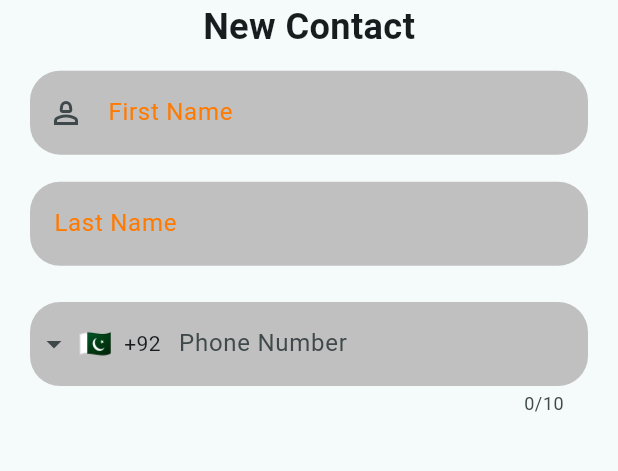
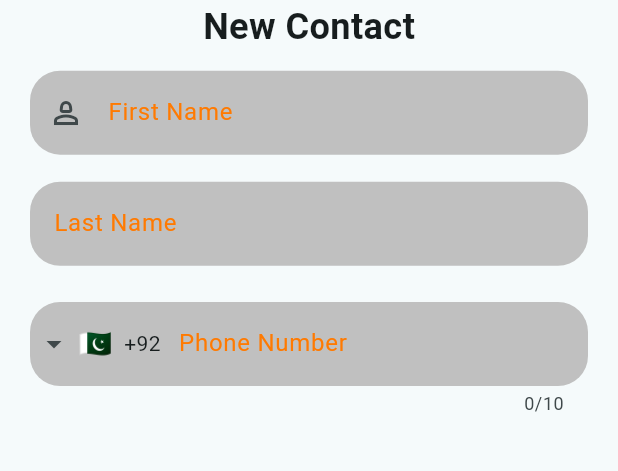
Before and after one commit to turklala0315/global, a Flutter app: the ContactScreen screen opened directly, after a tap on the "add" icon, on a phone screen of 412 x 824 dp, the part 240-711 px from its top. Run offline on Flutter 3.47's test engine with Material 3 defaults, Android fonts, the phone set to English and light mode, and no system bars; drawn by our look-alikes of intl_phone_field; our stand-ins replace flutter_contacts, flutter_screenutil.

Commit message:
add a new contact screen is done

```diff
--- a/global/lib/ui/screens/add_to_contact_screen/add_to_contact.dart
+++ b/global/lib/ui/screens/add_to_contact_screen/add_to_contact.dart
@@ -1,11 +1,13 @@
 import 'package:flutter/material.dart';
+import 'package:flutter_contacts/flutter_contacts.dart';
 import 'package:flutter_screenutil/flutter_screenutil.dart';
 import 'package:global/core/constant/color/colors.dart';
 import 'package:global/core/constant/string/string.dart';
 import 'package:intl_phone_field/intl_phone_field.dart';
 
 class AddToContact extends StatefulWidget {
-  const AddToContact({super.key});
+  final String phoneNumber;
+  const AddToContact({super.key, required this.phoneNumber});
 
   @override
   State<AddToContact> createState() => _AddToContactState();
@@ -13,8 +15,14 @@ class AddToContact extends StatefulWidget {
 
 class _AddToContactState extends State<AddToContact> {
   final formkey = GlobalKey<FormState>();
-  TextEditingController name = TextEditingController();
+  TextEditingController firstname = TextEditingController();
+  TextEditingController lastname = TextEditingController();
   TextEditingController number = TextEditingController();
+  @override
+  void initState() {
+    super.initState();
+    number.text = widget.phoneNumber; // Pre-fill phone number
+  }
 
   @override
   Widget build(BuildContext context) {
@@ -37,9 +45,21 @@ class _AddToContactState extends State<AddToContact> {
                 ),
                 IconButton(
                     onPressed: () {
-                      if (formkey.currentState!.validate()) {
-                        print('all good');
-                      }
+                      () async {
+                        if (formkey.currentState!.validate()) {
+                          Contact newContact = Contact()
+                            ..name.first = firstname.text
+                            ..name.last = lastname.text
+                            ..phones = [Phone(number.text)];
+
+                          bool permission =
+                              await FlutterContacts.requestPermission();
+                          if (permission) {
+                            await newContact.insert();
+                            Navigator.pop(context, true);
+                          }
+                        }
+                      };
                     },
                     icon: const Icon(
                       Icons.how_to_reg_outlined,
@@ -70,7 +90,7 @@ class _AddToContactState extends State<AddToContact> {
                   child: Column(
                     children: [
                       TextFormField(
-                        controller: name,
+                        controller: firstname,
                         decoration: const InputDecoration(
                             fillColor: lightgrey,
                             filled: true,
@@ -93,7 +113,7 @@ class _AddToContactState extends State<AddToContact> {
                       SizedBox(height: 30.h),
                       //
                       TextFormField(
-                        controller: name,
+                        controller: lastname,
                         decoration: const InputDecoration(
                           fillColor: lightgrey,
                           filled: true,
@@ -102,6 +122,8 @@ class _AddToContactState extends State<AddToContact> {
                               borderRadius:
                                   BorderRadius.all(Radius.circular(20))),
                           labelText: 'Last Name',
+                          hintText: 'Optional',
+                          hintStyle: TextStyle(color: darkgrey),
                           labelStyle: TextStyle(color: mainorange),
                         ),
                       ),
@@ -109,11 +131,14 @@ class _AddToContactState extends State<AddToContact> {
                       SizedBox(height: 40.h),
                       //
                       IntlPhoneField(
+                        controller: number,
                         keyboardType: TextInputType.number,
                         decoration: const InputDecoration(
+                          prefixIcon: Icon(Icons.call),
                           fillColor: lightgrey,
                           filled: true,
                           labelText: 'Phone Number',
+                          labelStyle: TextStyle(color: mainorange),
                           border: OutlineInputBorder(
                               borderSide: BorderSide.none,
                               borderRadius:
--- a/global/lib/ui/screens/contact_screen/contact_screen.dart
+++ b/global/lib/ui/screens/contact_screen/contact_screen.dart
@@ -96,9 +96,17 @@ class _ContactScreenState extends State<ContactScreen> {
       floatingActionButton: FloatingActionButton(
         shape: const CircleBorder(),
         backgroundColor: mainorange,
-        onPressed: () {
-          Navigator.push(context,
-              MaterialPageRoute(builder: (context) => const AddToContact()));
+        onPressed: () async {
+          bool? isAdded = await Navigator.push(
+            context,
+            MaterialPageRoute(
+              builder: (context) => const AddToContact(phoneNumber: ''),
+            ),
+          );
+
+          if (isAdded == true) {
+            getPhoneData(); // Refresh contacts after adding a new one
+          }
         },
         child: const Icon(Icons.add),
       ),
```
Also changed, not shown: global/lib/ui/screens/keypad/keypad.dart (+10 -4 lines), 4 other files.
